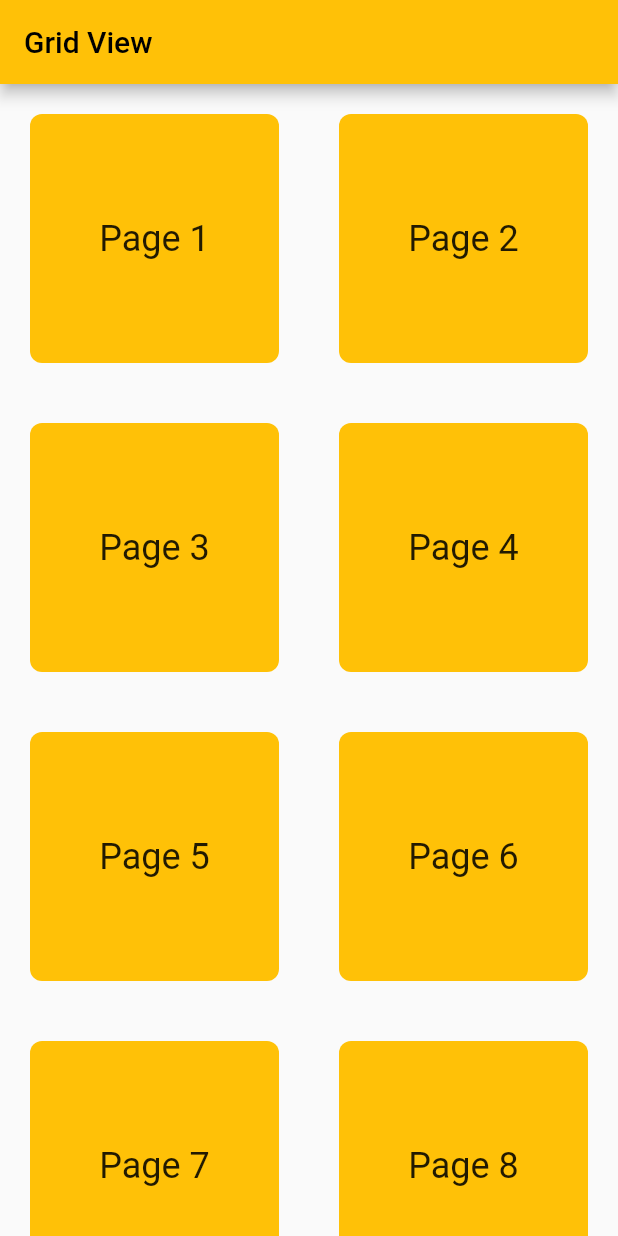
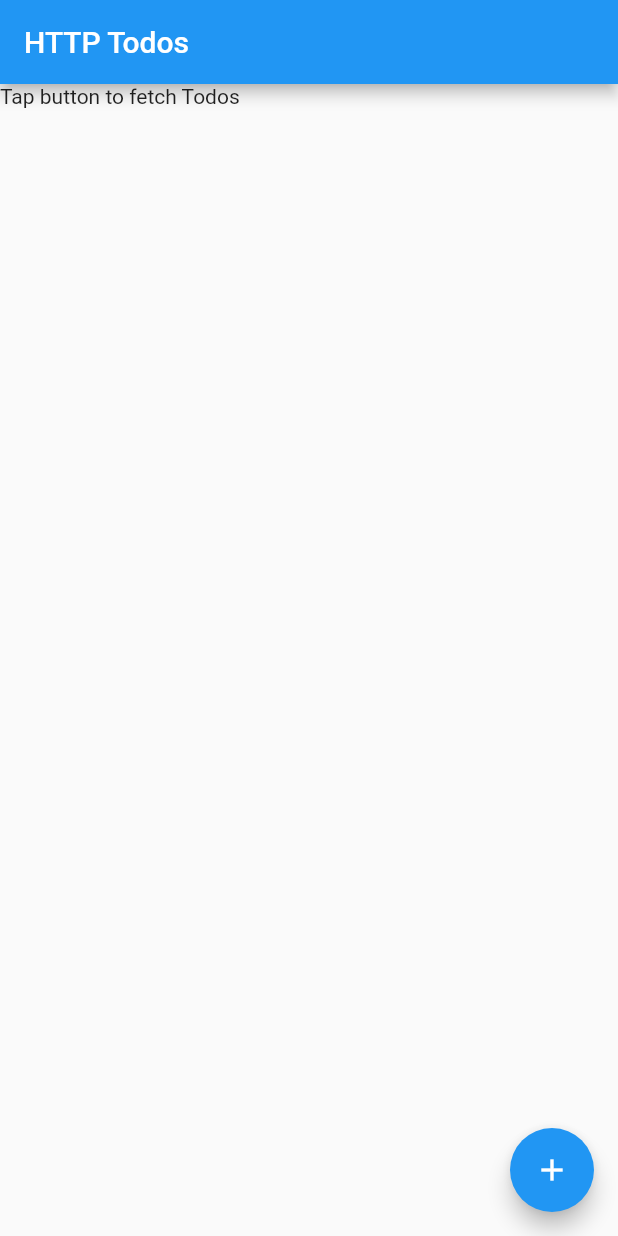
Before and after one commit to is767-1-2021/walaikorn, a Flutter app: the screen it shows after launch, on a phone screen of 412 x 824 dp. Run offline on Flutter 3.47's test engine with Material 2 defaults, Android fonts, the phone set to English and light mode, and no system bars; project files that could hold a hidden picture were left out.

Commit message:
Todos with http,services, controller

```diff
--- /dev/null
+++ b/first_app/lib/controllers/todo.dart
@@ -0,0 +1,22 @@
+import 'dart:async';
+import 'package:first_app/models/todo.dart';
+import 'package:first_app/services/services.dart';
+
+
+
+class TodoController {
+  final HttpServices service;
+  List<Todo> todos = List.empty();
+
+  StreamController<bool> onSyncController = StreamController();
+  Stream<bool> get onSync => onSyncController.stream;
+
+  TodoController(this.service);
+
+  Future<List<Todo>> fectTodos() async {
+    onSyncController.add(true);
+    todos = await service.getTodos();
+    onSyncController.add(false);
+    return todos;
+  }
+}
--- a/first_app/lib/main.dart
+++ b/first_app/lib/main.dart
@@ -1,4 +1,7 @@
+import 'package:first_app/controllers/todo.dart';
 import 'package:first_app/models/first_form_model.dart';
+import 'package:first_app/pages/todo_page.dart';
+import 'package:first_app/services/services.dart';
 import 'package:flutter/material.dart';
 import 'package:provider/provider.dart';
 
@@ -12,16 +15,36 @@
 import 'pages/third_page.dart';
 
 void main() {
-  runApp(
-    MultiProvider(
-      providers: [
-        ChangeNotifierProvider(
-        create:(context) => FirstFormModel(),
-        ),
-      ],
-      child: MyApp(),
-    ),
-  );
+  var services = HttpServices();
+  var controller = TodoController(services);
+
+  runApp(TodoApp(controller: controller));
+}
+
+//   runApp(
+//     MultiProvider(
+//       providers: [
+//         ChangeNotifierProvider(
+//         create:(context) => FirstFormModel(),
+//         ),
+//       ],
+//       child: MyApp(),
+//     ),
+//   );
+// }
+
+class TodoApp extends StatelessWidget {
+  final TodoController controller;
+  TodoApp({required this.controller});
+
+  @override
+  Widget build(BuildContext context) {
+    return MaterialApp(
+      home: TodoPage(
+        controller: controller ,
+      ),
+    );
+  }
 }
 
 class MyApp extends StatelessWidget {
--- /dev/null
+++ b/first_app/lib/models/todo.dart
@@ -0,0 +1,32 @@
+class Todo {
+  final int userId;
+  final int id;
+  final String title;
+  bool completed;
+
+  Todo(this.userId, this.id, this.title, this.completed);
+
+  factory Todo.fromJson(
+    Map<String, dynamic> json,
+  ) {
+    return Todo(
+      json['userId'] as int,
+      json['id'] as int,
+      json['title'] as String,
+      json['completed'] as bool,
+    );
+  }
+}
+
+class  AllTodos{
+  final List<Todo> todos;
+  AllTodos(this.todos);
+
+  factory AllTodos.fromJson(List<dynamic> json) {
+    List<Todo> todos;
+
+    todos = json.map((index) => Todo.fromJson(index)).toList();
+
+    return AllTodos(todos);
+  }
+}
--- /dev/null
+++ b/first_app/lib/pages/todo_page.dart
@@ -0,0 +1,66 @@
+import 'package:first_app/controllers/todo.dart';
+import 'package:first_app/models/todo.dart';
+import 'package:flutter/material.dart';
+
+class TodoPage extends StatefulWidget{
+  final TodoController controller;
+
+  TodoPage({required this.controller});
+
+  @override
+  _TodoPageState createState() => _TodoPageState();
+}
+
+class _TodoPageState extends State<TodoPage> {
+  List<Todo> todos = List.empty();
+  bool isLoading = false;
+
+  @override
+  void initState() {
+    super.initState();
+
+    widget.controller.onSync.listen(
+      (bool synState) => setState(() => isLoading = synState)
+    );
+  }
+
+  void _getTodos() async {
+    var newTodos = await widget.controller.fectTodos();
+
+    setState(() {
+      todos = newTodos;
+    });
+  }
+  Widget get body => isLoading
+    ? CircularProgressIndicator()
+    : ListView.builder(
+      itemCount: todos.isEmpty ? 1 : todos.length,
+      itemBuilder: (context, index) {
+        if (todos.isEmpty) {
+          return Text ("Tap button to fetch Todos");
+        }
+
+        return CheckboxListTile(
+          onChanged: null,
+          value: todos[index].completed,
+          title: Text(todos[index].title),
+        );
+      },
+    );
+
+  @override
+  Widget build(BuildContext context) {
+    return Scaffold(
+      appBar: AppBar(
+        title: Text('HTTP Todos'),
+      ),
+      body: Center(
+        child: body,
+      ),
+      floatingActionButton: FloatingActionButton(
+        onPressed: _getTodos,
+        child: Icon(Icons.add),
+      ),
+    );
+  }
+}
--- /dev/null
+++ b/first_app/lib/services/services.dart
@@ -0,0 +1,25 @@
+import 'dart:convert';
+
+import 'package:first_app/models/todo.dart';
+import 'package:http/http.dart';
+
+
+class HttpServices {
+  Client client = Client();
+
+  Future<List<Todo>> getTodos() async {
+    final response = await client.get(Uri.parse(
+      'https://jsonplaceholder.typicode.com/todos'
+    ));
+
+    if (response.statusCode == 200) {
+      var all = AllTodos.fromJson(
+        json.decode(response.body),
+      );
+
+      return all.todos;
+    }
+
+    throw Exception('Failed to load todos');
+  }
+}
--- a/first_app/pubspec.yaml
+++ b/first_app/pubspec.yaml
@@ -15,6 +15,7 @@
   flutter_launcher_icons: ^0.9.2
   provider: ^6.0.0
   web_socket_channel: ^2.1.0
+  http: ^0.13.3
 
 
 dev_dependencies:
```
Also changed, not shown: first_app/pubspec.lock.
